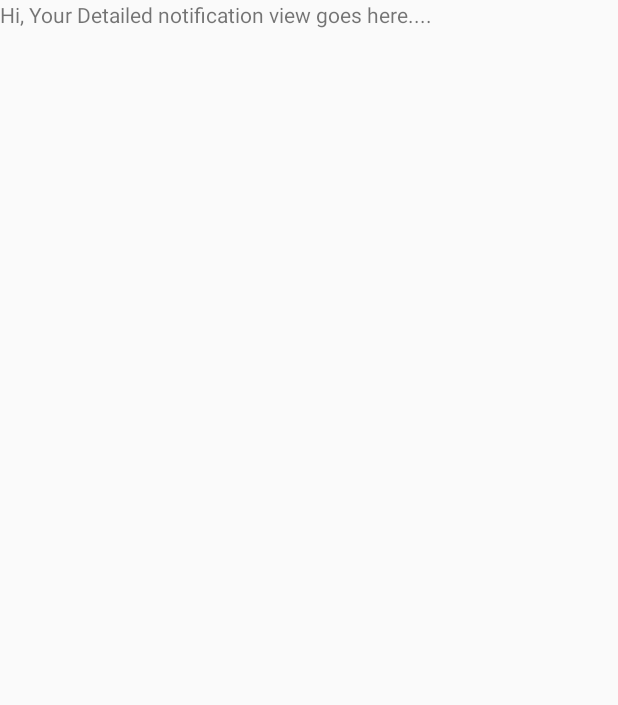
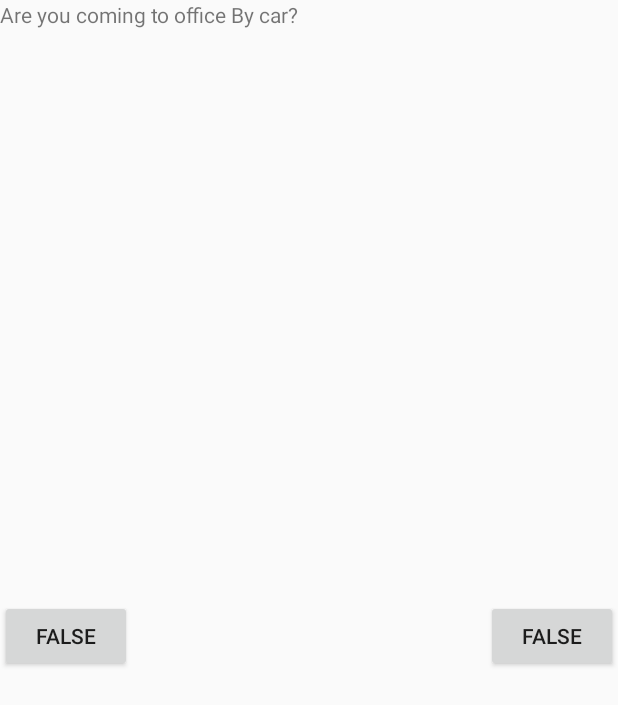
Before and after one commit to saurabhmishraepam/arkasa, an Android app: the NotificationView screen opened directly, with no data from a screen before it, on a phone screen of 412 x 824 dp. Shown: the top 705 px of the screen. Run offline under Robolectric (Android 15) with nearby library versions, the phone set to English and light mode, and no system bars.

Commit message:
adding resp

```diff
--- a/android-app/app/src/main/res/layout/notification.xml
+++ b/android-app/app/src/main/res/layout/notification.xml
@@ -7,5 +7,31 @@
     <TextView
         android:layout_width="fill_parent"
         android:layout_height="400dp"
-        android:text="Hi, Your Detailed notification view goes here...." />
+        android:text="Are you coming to office By car?" />
+
+    <RelativeLayout
+        xmlns:android="http://schemas.android.com/apk/res/android"
+        android:layout_height="wrap_content" android:orientation="horizontal"
+        android:layout_width="fill_parent">
+
+        <Button
+
+            android:text="@+id/Button01"
+            android:id="@+id/Button01"
+            android:layout_width="wrap_content"
+            android:layout_height="wrap_content">
+        </Button>
+
+        <Button
+
+            android:text="@+id/Button02"
+            android:id="@+id/Button02"
+            android:layout_width="wrap_content"
+            android:layout_height="wrap_content"
+            android:layout_alignParentRight="true">
+        </Button>
+
+    </RelativeLayout>
+
+
 </LinearLayout>
```
Also changed, not shown: android-app/app/src/main/AndroidManifest.xml (+11 -0 lines), android-app/app/src/main/java/park/epam/com/parkit/MainActivity.java (+103 -1 lines), android-app/app/src/main/java/park/epam/com/parkit/NotificationView.java (+8 -0 lines), android-app/app/src/main/java/park/epam/com/parkit/constants/AppConstant.java (added, +8 -0 lines), android-app/app/src/main/java/park/epam/com/parkit/service/NotificationReceiver.java (added, +24 -0 lines), 30 other files.
